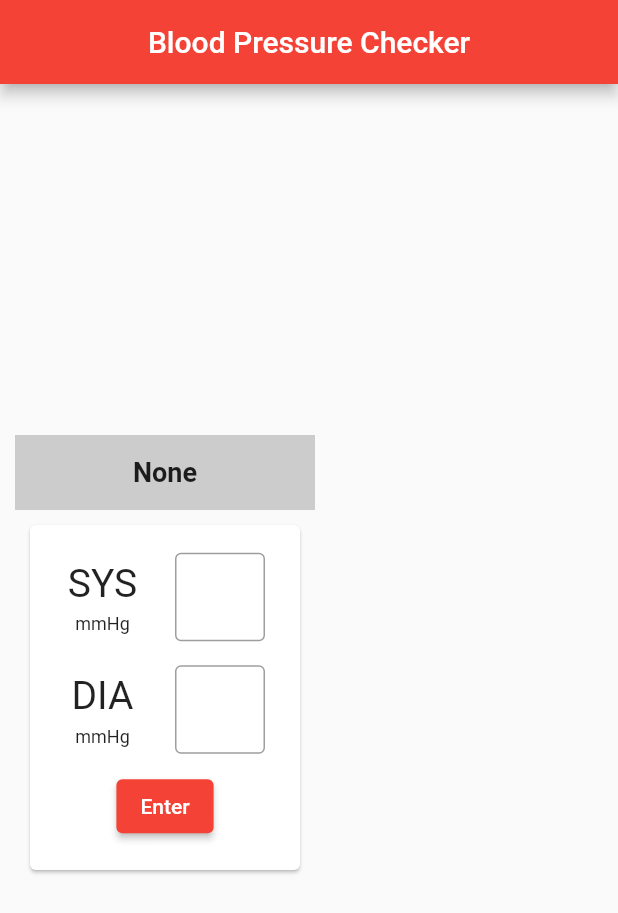
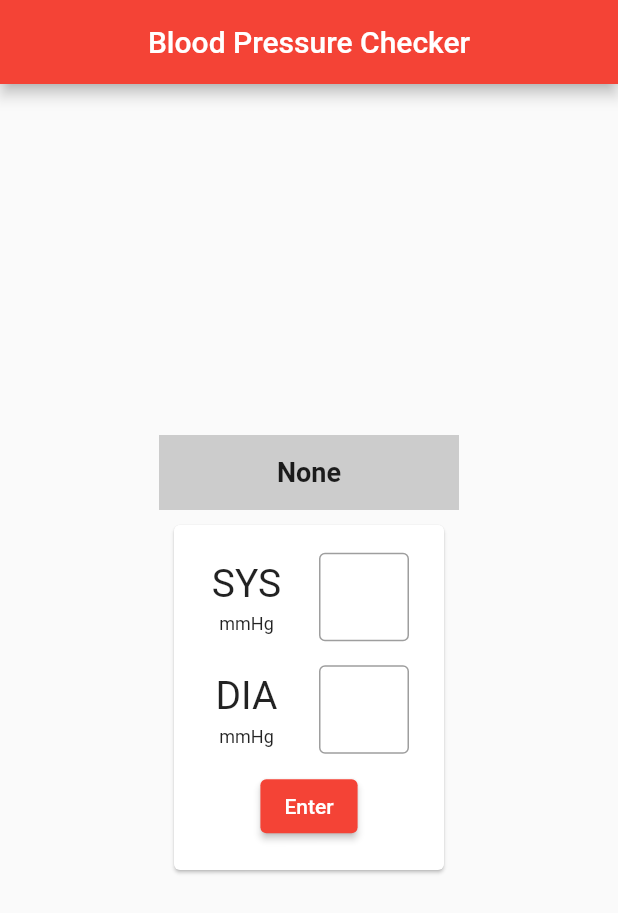
Before and after one commit to WinterAssassin/bp_checker, a Flutter app: the screen it shows after launch, on a phone screen of 412 x 824 dp. Shown: the top 913 px of the screen. Run offline on Flutter 3.47's test engine with Material 2 defaults, Android fonts, the phone set to English and light mode, and no system bars.

```diff
--- a/bp_checker/lib/main.dart
+++ b/bp_checker/lib/main.dart
@@ -19,7 +19,7 @@ class MainApp extends StatelessWidget {
         appBar: AppBar(
           title: const Center(child: Text('Blood Pressure Checker')),
         ),
-        body: const BPScreen(),
+        body: const Center(child: BPScreen()),
       ),
     );
   }
```
